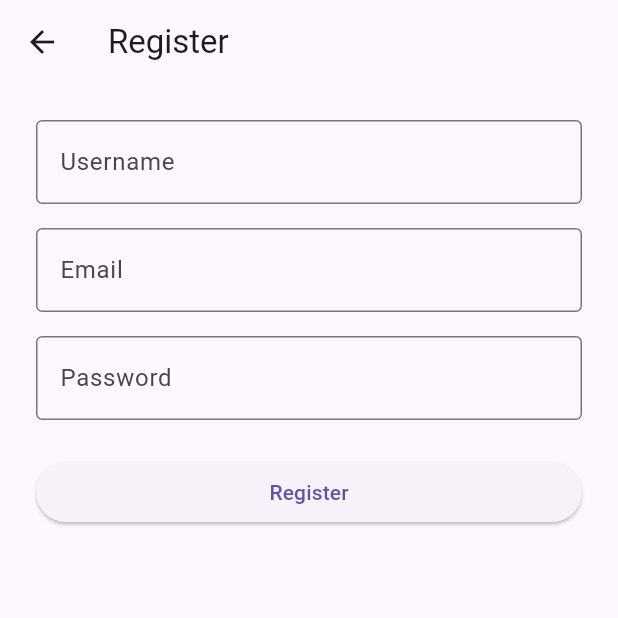
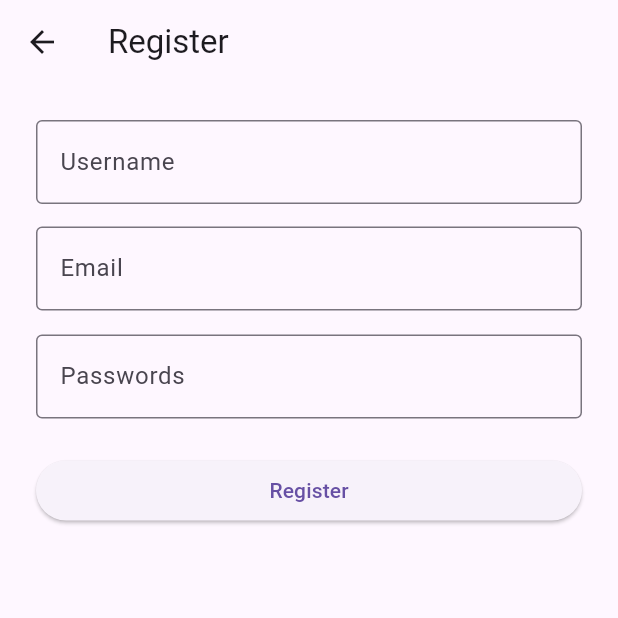
Before and after one commit to veepr/Chat_Application_Group5, a Flutter app: the RegisterScreen screen opened by its route, on a phone screen of 412 x 824 dp, the top half of it. Run offline on Flutter 3.47's test engine with Material 3 defaults, Android fonts, the phone set to English and light mode, and no system bars; our stand-ins replace cloud_firestore, firebase_auth, firebase_core, firebase_messaging, flutter_local_notifications; accounts and stored records are empty.

Commit message:
i modified register screen

```diff
--- a/lib/screens/register_screen.dart
+++ b/lib/screens/register_screen.dart
@@ -79,7 +79,7 @@ class _RegisterScreenState extends State<RegisterScreen> {
               ),
             ),
 
-            const SizedBox(height: 16),
+            const SizedBox(height: 15),
 
             TextField(
               controller: emailController,
@@ -95,7 +95,7 @@ class _RegisterScreenState extends State<RegisterScreen> {
               controller: passwordController,
               obscureText: true,
               decoration: const InputDecoration(
-                labelText: "Password",
+                labelText: "Passwords",
                 border: OutlineInputBorder(),
               ),
             ),
```
